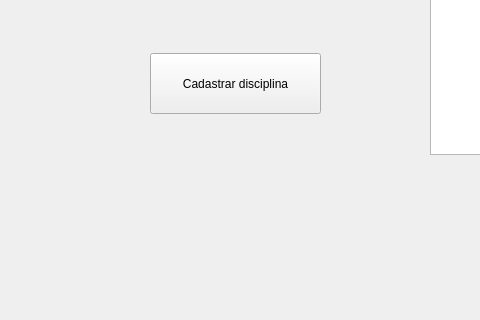
First picture: the form in departamento/gui/cadastradisciplina.ui, repository PedroWegner/projeto_final_desktop, before the edit; both pictures show x 0 to 480 and y 257 to 577 of the 865 by 577 pixel window.
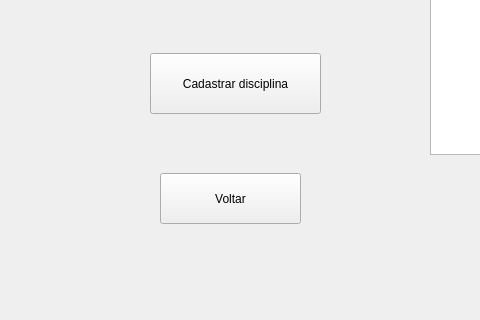
Second picture: the form after the edit.

Patch:
```diff
--- a/departamento/gui/cadastradisciplina.ui
+++ b/departamento/gui/cadastradisciplina.ui
@@ -144,6 +144,19 @@
     </rect>
    </property>
   </widget>
+  <widget class="QPushButton" name="voltar_btn">
+   <property name="geometry">
+    <rect>
+     <x>160</x>
+     <y>430</y>
+     <width>141</width>
+     <height>51</height>
+    </rect>
+   </property>
+   <property name="text">
+    <string>Voltar</string>
+   </property>
+  </widget>
  </widget>
  <resources/>
  <connections/>
```
